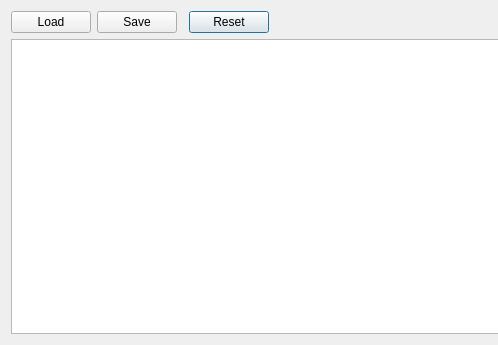
Before: the Qt Designer form hexwalk/tagsdialog.ui in gcarmix/HexWalk, drawn with Qt 5; both pictures show x 0 to 498 and y 0 to 345 of the 863 by 345 pixel window.
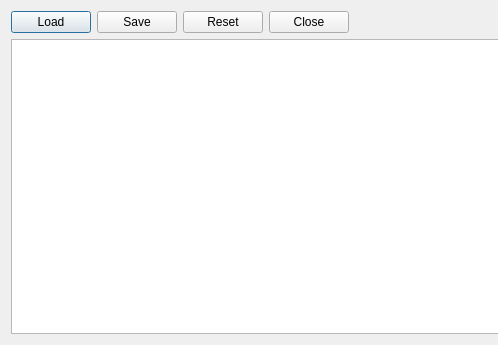
After: the same form once the commit is applied.

What changed in the file:
```diff
--- a/hexwalk/tagsdialog.ui
+++ b/hexwalk/tagsdialog.ui
@@ -14,13 +14,6 @@
    <string>HexWalk - Byte Pattern</string>
   </property>
   <layout class="QGridLayout" name="gridLayout">
-   <item row="0" column="3">
-    <widget class="QPushButton" name="resetBtn">
-     <property name="text">
-      <string>Reset</string>
-     </property>
-    </widget>
-   </item>
    <item row="0" column="0">
     <widget class="QPushButton" name="loadBtn">
      <property name="text">
@@ -65,6 +58,20 @@
      </property>
     </spacer>
    </item>
+   <item row="0" column="2">
+    <widget class="QPushButton" name="resetBtn">
+     <property name="text">
+      <string>Reset</string>
+     </property>
+    </widget>
+   </item>
+   <item row="0" column="3">
+    <widget class="QPushButton" name="closeBtn">
+     <property name="text">
+      <string>Close</string>
+     </property>
+    </widget>
+   </item>
   </layout>
  </widget>
  <resources/>
```
